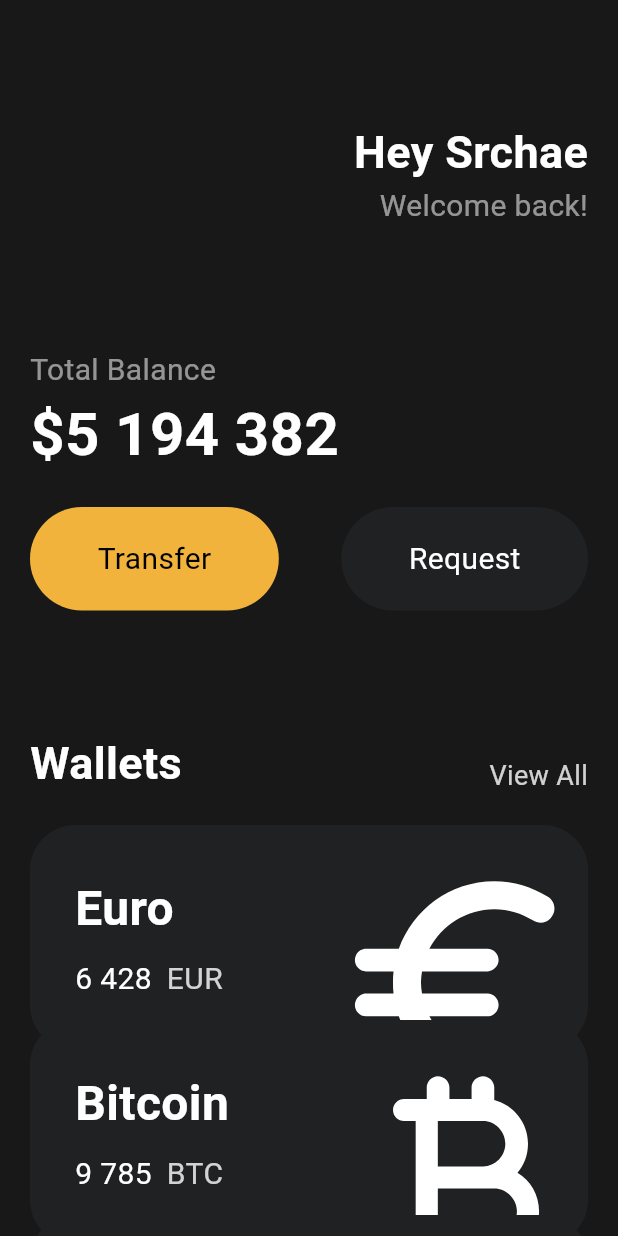
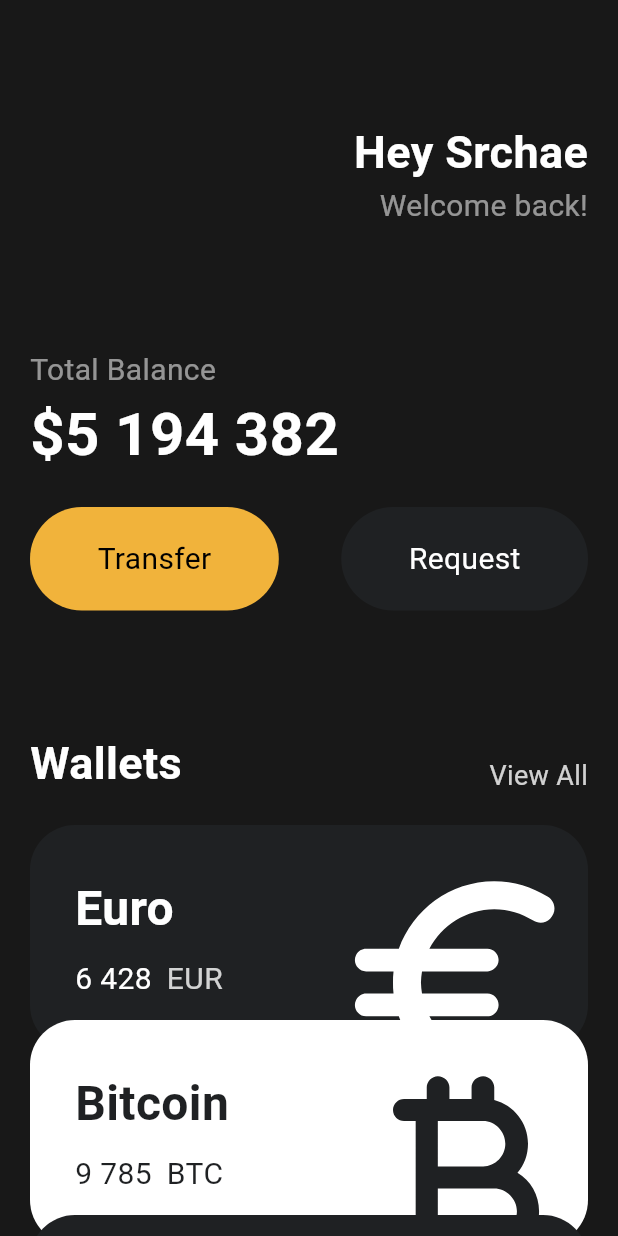
Before and after one commit to srchae/flutter-begin, a Flutter app: the screen it shows after launch, on a phone screen of 412 x 824 dp. Run offline on Flutter 3.47's test engine with Material 3 defaults, Android fonts, the phone set to English and light mode, and no system bars.

Commit message:
💄 Style: 속성 추가로 card 클래스 동적 구현

```diff
--- a/lib/widgets/currency_card.dart
+++ b/lib/widgets/currency_card.dart
@@ -3,13 +3,18 @@ import 'package:flutter/material.dart';
 class CurrencyCard extends StatelessWidget {
   final String name, code, amount;
   final IconData icon;
+  // isInverted : 카드 색상 반전을 위한 속성
+  final bool isInverted;
+
+  final _blackColor = const Color(0xFF1F2123);
 
   const CurrencyCard(
       {super.key,
       required this.name,
       required this.code,
       required this.amount,
-      required this.icon});
+      required this.icon,
+      required this.isInverted});
 
   @override
   Widget build(BuildContext context) {
@@ -17,7 +22,8 @@ class CurrencyCard extends StatelessWidget {
       // clipBehavior : 어떤 아이템이 overflow 되었을 때, 나머지 부분을 어떻게 처리할 지 명시하는 속성
       clipBehavior: Clip.hardEdge, // Edge를 넘어가는 부분을 Cut
       decoration: BoxDecoration(
-          color: Color(0xFF1F2123), borderRadius: BorderRadius.circular(30)),
+          color: isInverted ? Colors.white : _blackColor,
+          borderRadius: BorderRadius.circular(30)),
       child: Padding(
         padding: const EdgeInsets.all(30),
         child: Row(
@@ -29,7 +35,7 @@ class CurrencyCard extends StatelessWidget {
                 Text(
                   name,
                   style: TextStyle(
-                      color: Colors.white,
+                      color: isInverted ? _blackColor : Colors.white,
                       fontSize: 32,
                       fontWeight: FontWeight.w600),
                 ),
@@ -40,7 +46,9 @@ class CurrencyCard extends StatelessWidget {
                   children: [
                     Text(
                       amount,
-                      style: TextStyle(color: Colors.white, fontSize: 20),
+                      style: TextStyle(
+                          color: isInverted ? _blackColor : Colors.white,
+                          fontSize: 20),
                     ),
                     SizedBox(
                       width: 10,
@@ -48,7 +56,9 @@ class CurrencyCard extends StatelessWidget {
                     Text(
                       code,
                       style: TextStyle(
-                        color: Colors.white.withOpacity(0.8),
+                        color: isInverted
+                            ? _blackColor
+                            : Colors.white.withOpacity(0.8),
                         fontSize: 20,
                       ),
                     ),
@@ -63,7 +73,7 @@ class CurrencyCard extends StatelessWidget {
                 offset: Offset(-5, 15), // 아이콘의 위치
                 child: Icon(
                   icon,
-                  color: Colors.white,
+                  color: isInverted ? _blackColor : Colors.white,
                   size: 90,
                 ),
               ),
```
